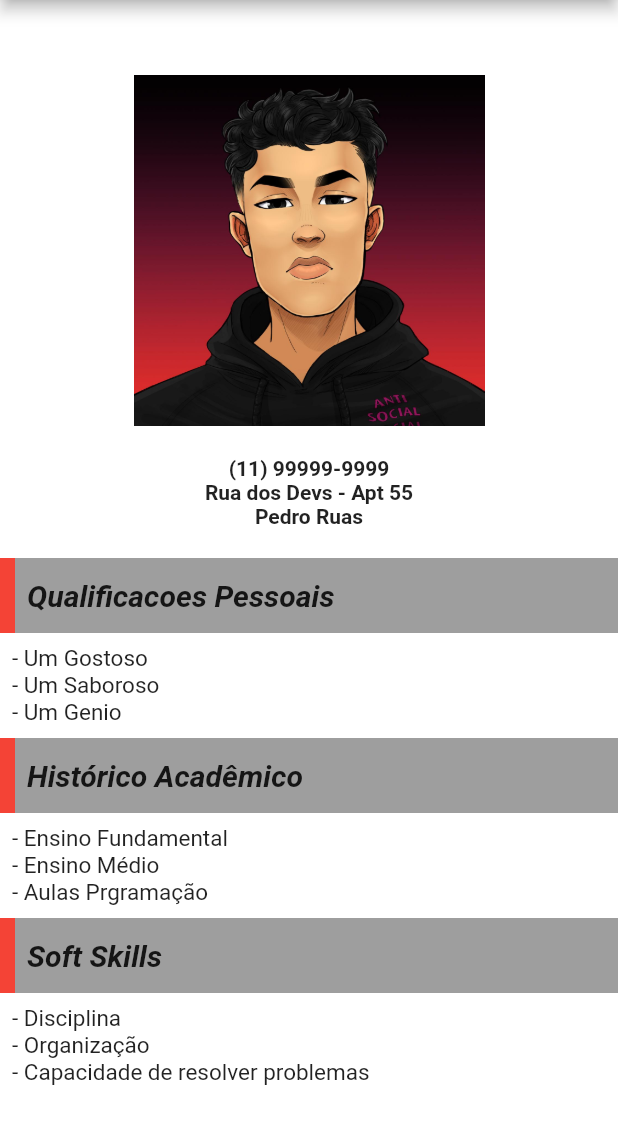
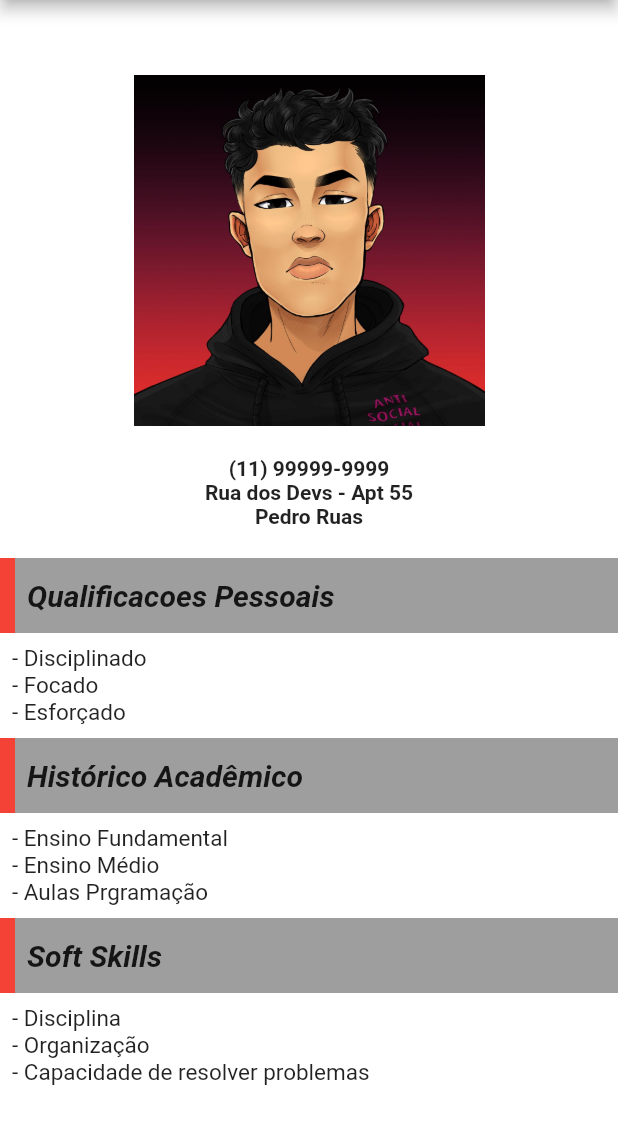
Before and after one commit to AwPr-05/App_view_curriculo, a Flutter app: the screen it shows after launch, on a phone screen of 412 x 824 dp, the part 84-1228 px from its top. Run offline on Flutter 3.47's test engine with Material 2 defaults, Android fonts, the phone set to English and light mode, and no system bars.

Commit message:
Arrumando QP

```diff
--- a/lib/main.dart
+++ b/lib/main.dart
@@ -73,7 +73,7 @@ class Home extends StatelessWidget {
 
               // Resposta Qualificacoes Pessoais
               respostas(
-                  text1: "Um Gostoso", text2: "Um Saboroso", text3: "Um Genio"),
+                  text1: "Disciplinado", text2: "Focado", text3: "Esforçado"),
 
               // Histórico Acadêmico
               subtitulos("Histórico Acadêmico"),
```
